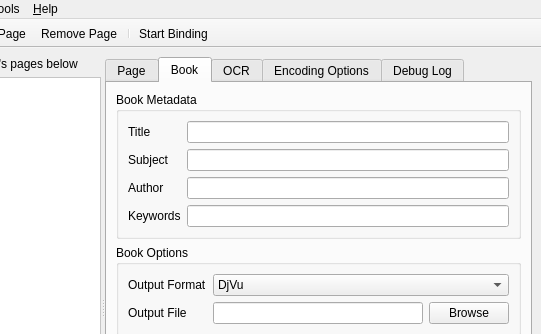
Qt form ui/gui.ui (Blender3D/Bindery) before a commit; both pictures show x 172 to 713 and y 0 to 334 of the 713 by 566 pixel window.
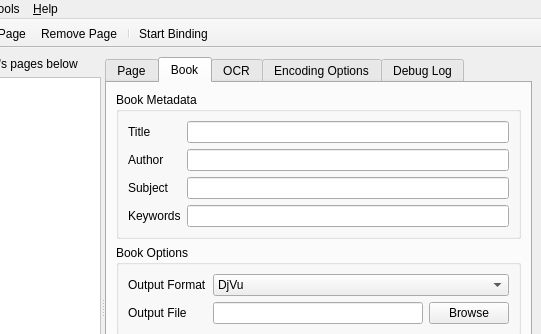
The same form after that commit. The open tabs and pages were chosen to show the change. Icons and pictures are not drawn. Custom widgets are drawn as their Qt base class.

Patch:
```diff
--- a/ui/gui.ui
+++ b/ui/gui.ui
@@ -378,33 +378,33 @@
                 </widget>
                </item>
                <item row="1" column="0">
-                <widget class="QLabel" name="label_7">
-                 <property name="text">
-                  <string>Subject</string>
-                 </property>
-                </widget>
-               </item>
-               <item row="1" column="1">
-                <widget class="QLineEdit" name="bookSubject">
-                 <property name="text">
-                  <string/>
-                 </property>
-                </widget>
-               </item>
-               <item row="2" column="0">
                 <widget class="QLabel" name="label_9">
                  <property name="text">
                   <string>Author</string>
                  </property>
                 </widget>
                </item>
-               <item row="2" column="1">
+               <item row="1" column="1">
                 <widget class="QLineEdit" name="bookAuthor">
                  <property name="text">
                   <string/>
                  </property>
                 </widget>
                </item>
+               <item row="2" column="0">
+                <widget class="QLabel" name="label_7">
+                 <property name="text">
+                  <string>Subject</string>
+                 </property>
+                </widget>
+               </item>
+               <item row="2" column="1">
+                <widget class="QLineEdit" name="bookSubject">
+                 <property name="text">
+                  <string/>
+                 </property>
+                </widget>
+               </item>
                <item row="3" column="0">
                 <widget class="QLabel" name="keywordsLabel">
                  <property name="text">
```
Left out of the diff: 4 changed lines with no effect on the pictures.
